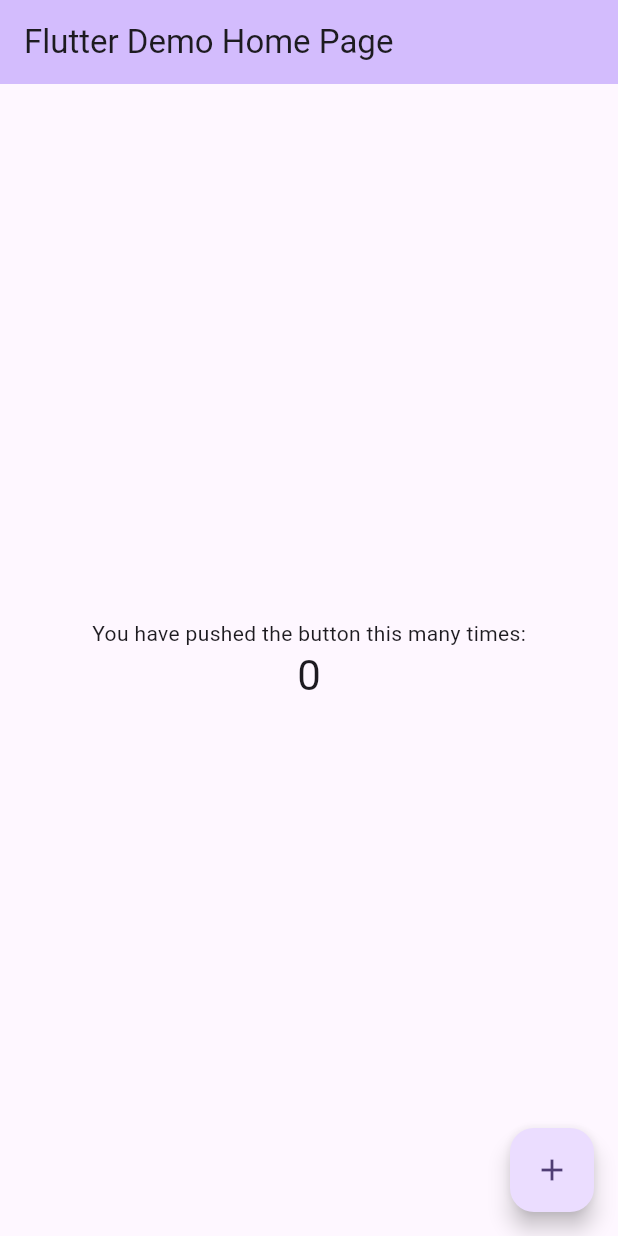
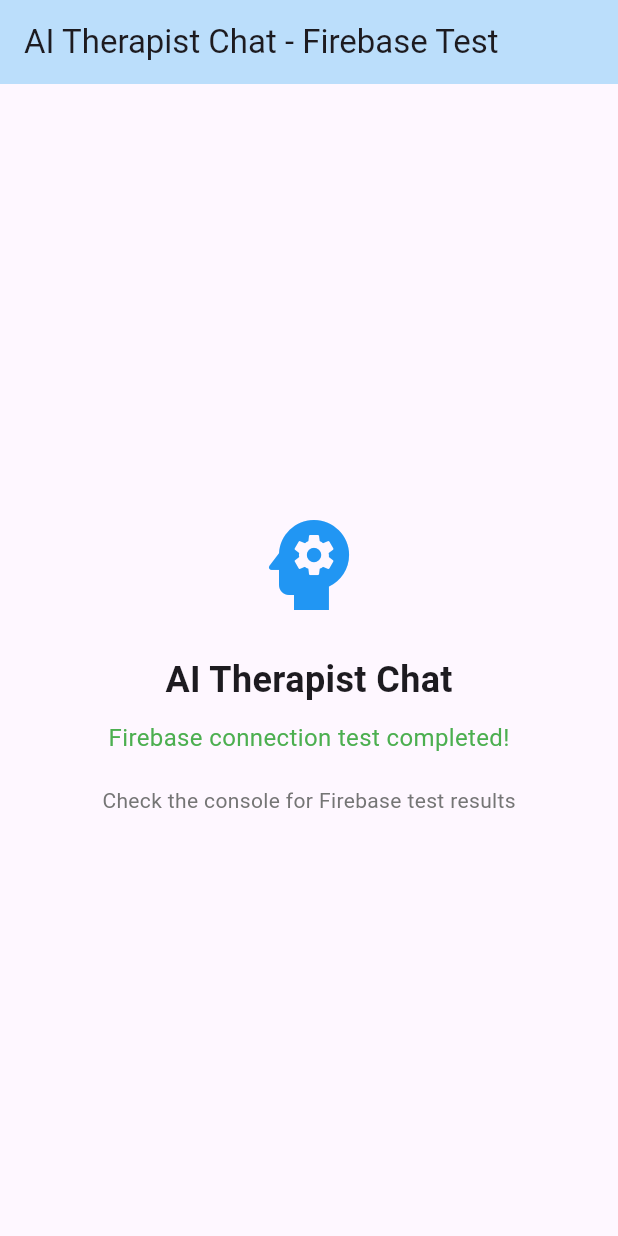
Before and after one commit to JuliusKanneh/my_therapist, a Flutter app: the screen it shows after launch, on a phone screen of 412 x 824 dp. Run offline on Flutter 3.47's test engine with Material 3 defaults, Android fonts, the phone set to English and light mode, and no system bars; our stand-ins replace cloud_firestore, firebase_auth, firebase_core, get; accounts and stored records are empty; generated files the repository leaves out were written again.

Commit message:
Firebase connection test implementation.

```diff
--- a/lib/main.dart
+++ b/lib/main.dart
@@ -1,125 +1,82 @@
+// lib/main.dart - Temporary test version
 import 'package:flutter/material.dart';
+// import 'package:firebase_core/firebase_core.dart';
+import 'package:get/get.dart';
+// import 'firebase_options.dart';
+import 'test_firebase.dart'; // Remove this after testing
 
-void main() {
-  runApp(const MyApp());
+Future<void> main() async {
+  WidgetsFlutterBinding.ensureInitialized();
+
+  // Test Firebase connection
+  await testFirebaseConnection();
+
+  runApp(MyApp());
 }
 
 class MyApp extends StatelessWidget {
   const MyApp({super.key});
 
-  // This widget is the root of your application.
   @override
   Widget build(BuildContext context) {
-    return MaterialApp(
-      title: 'Flutter Demo',
+    return GetMaterialApp(
+      title: 'AI Therapist Chat',
       theme: ThemeData(
-        // This is the theme of your application.
-        //
-        // TRY THIS: Try running your application with "flutter run". You'll see
-        // the application has a purple toolbar. Then, without quitting the app,
-        // try changing the seedColor in the colorScheme below to Colors.green
-        // and then invoke "hot reload" (save your changes or press the "hot
-        // reload" button in a Flutter-supported IDE, or press "r" if you used
-        // the command line to start the app).
-        //
-        // Notice that the counter didn't reset back to zero; the application
-        // state is not lost during the reload. To reset the state, use hot
-        // restart instead.
-        //
-        // This works for code too, not just values: Most code changes can be
-        // tested with just a hot reload.
-        colorScheme: ColorScheme.fromSeed(seedColor: Colors.deepPurple),
+        primarySwatch: Colors.blue,
         useMaterial3: true,
       ),
-      home: const MyHomePage(title: 'Flutter Demo Home Page'),
+      home: TestHomePage(),
+      debugShowCheckedModeBanner: false,
     );
   }
 }
 
-class MyHomePage extends StatefulWidget {
-  const MyHomePage({super.key, required this.title});
-
-  // This widget is the home page of your application. It is stateful, meaning
-  // that it has a State object (defined below) that contains fields that affect
-  // how it looks.
-
-  // This class is the configuration for the state. It holds the values (in this
-  // case the title) provided by the parent (in this case the App widget) and
-  // used by the build method of the State. Fields in a Widget subclass are
-  // always marked "final".
-
-  final String title;
-
-  @override
-  State<MyHomePage> createState() => _MyHomePageState();
-}
-
-class _MyHomePageState extends State<MyHomePage> {
-  int _counter = 0;
-
-  void _incrementCounter() {
-    setState(() {
-      // This call to setState tells the Flutter framework that something has
-      // changed in this State, which causes it to rerun the build method below
-      // so that the display can reflect the updated values. If we changed
-      // _counter without calling setState(), then the build method would not be
-      // called again, and so nothing would appear to happen.
-      _counter++;
-    });
-  }
+class TestHomePage extends StatelessWidget {
+  const TestHomePage({super.key});
 
   @override
   Widget build(BuildContext context) {
-    // This method is rerun every time setState is called, for instance as done
-    // by the _incrementCounter method above.
-    //
-    // The Flutter framework has been optimized to make rerunning build methods
-    // fast, so that you can just rebuild anything that needs updating rather
-    // than having to individually change instances of widgets.
     return Scaffold(
       appBar: AppBar(
-        // TRY THIS: Try changing the color here to a specific color (to
-        // Colors.amber, perhaps?) and trigger a hot reload to see the AppBar
-        // change color while the other colors stay the same.
-        backgroundColor: Theme.of(context).colorScheme.inversePrimary,
-        // Here we take the value from the MyHomePage object that was created by
-        // the App.build method, and use it to set our appbar title.
-        title: Text(widget.title),
+        title: Text('AI Therapist Chat - Firebase Test'),
+        backgroundColor: Colors.blue.shade100,
       ),
       body: Center(
-        // Center is a layout widget. It takes a single child and positions it
-        // in the middle of the parent.
         child: Column(
-          // Column is also a layout widget. It takes a list of children and
-          // arranges them vertically. By default, it sizes itself to fit its
-          // children horizontally, and tries to be as tall as its parent.
-          //
-          // Column has various properties to control how it sizes itself and
-          // how it positions its children. Here we use mainAxisAlignment to
-          // center the children vertically; the main axis here is the vertical
-          // axis because Columns are vertical (the cross axis would be
-          // horizontal).
-          //
-          // TRY THIS: Invoke "debug painting" (choose the "Toggle Debug Paint"
-          // action in the IDE, or press "p" in the console), to see the
-          // wireframe for each widget.
           mainAxisAlignment: MainAxisAlignment.center,
-          children: <Widget>[
-            const Text(
-              'You have pushed the button this many times:',
+          children: [
+            Icon(
+              Icons.psychology,
+              size: 80,
+              color: Colors.blue,
             ),
+            SizedBox(height: 20),
             Text(
-              '$_counter',
-              style: Theme.of(context).textTheme.headlineMedium,
+              'AI Therapist Chat',
+              style: TextStyle(
+                fontSize: 24,
+                fontWeight: FontWeight.bold,
+              ),
+            ),
+            SizedBox(height: 10),
+            Text(
+              'Firebase connection test completed!',
+              style: TextStyle(
+                fontSize: 16,
+                color: Colors.green,
+              ),
+            ),
+            SizedBox(height: 20),
+            Text(
+              'Check the console for Firebase test results',
+              style: TextStyle(
+                fontSize: 14,
+                color: Colors.grey[600],
+              ),
             ),
           ],
         ),
       ),
-      floatingActionButton: FloatingActionButton(
-        onPressed: _incrementCounter,
-        tooltip: 'Increment',
-        child: const Icon(Icons.add),
-      ), // This trailing comma makes auto-formatting nicer for build methods.
     );
   }
 }
--- /dev/null
+++ b/lib/test_firebase.dart
@@ -0,0 +1,40 @@
+// lib/test_firebase.dart
+import 'dart:developer';
+
+import 'package:firebase_core/firebase_core.dart';
+import 'package:cloud_firestore/cloud_firestore.dart';
+import 'package:firebase_auth/firebase_auth.dart';
+import 'firebase_options.dart';
+
+Future<void> testFirebaseConnection() async {
+  try {
+    // Initialize Firebase
+    await Firebase.initializeApp(
+      options: DefaultFirebaseOptions.currentPlatform,
+    );
+
+    log('✅ Firebase initialized successfully');
+
+    // Test Firestore
+    final firestore = FirebaseFirestore.instance;
+    await firestore.collection('test').doc('connection').set({
+      'timestamp': FieldValue.serverTimestamp(),
+      'status': 'connected',
+      'message': 'AI Therapist Chat App Firebase Test'
+    });
+
+    log('✅ Firestore connection successful - test document created');
+
+    // Test Auth
+    final auth = FirebaseAuth.instance;
+    log('✅ Firebase Auth initialized: ${auth.currentUser?.uid ?? 'No user signed in'}');
+
+    // Test reading the document we just created
+    final doc = await firestore.collection('test').doc('connection').get();
+    if (doc.exists) {
+      log('✅ Firestore read test successful: ${doc.data()}');
+    }
+  } catch (e) {
+    log('❌ Firebase connection failed: $e');
+  }
+}
--- a/pubspec.yaml
+++ b/pubspec.yaml
@@ -48,6 +48,7 @@ dependencies:
   uuid: ^4.5.1
   flutter_chat_ui: ^2.9.0
   chat_bubbles: ^1.7.0
+  cloud_firestore: ^6.0.0
 
 dev_dependencies:
   flutter_test:
```
Also changed, not shown: pubspec.lock, 3 other files.
